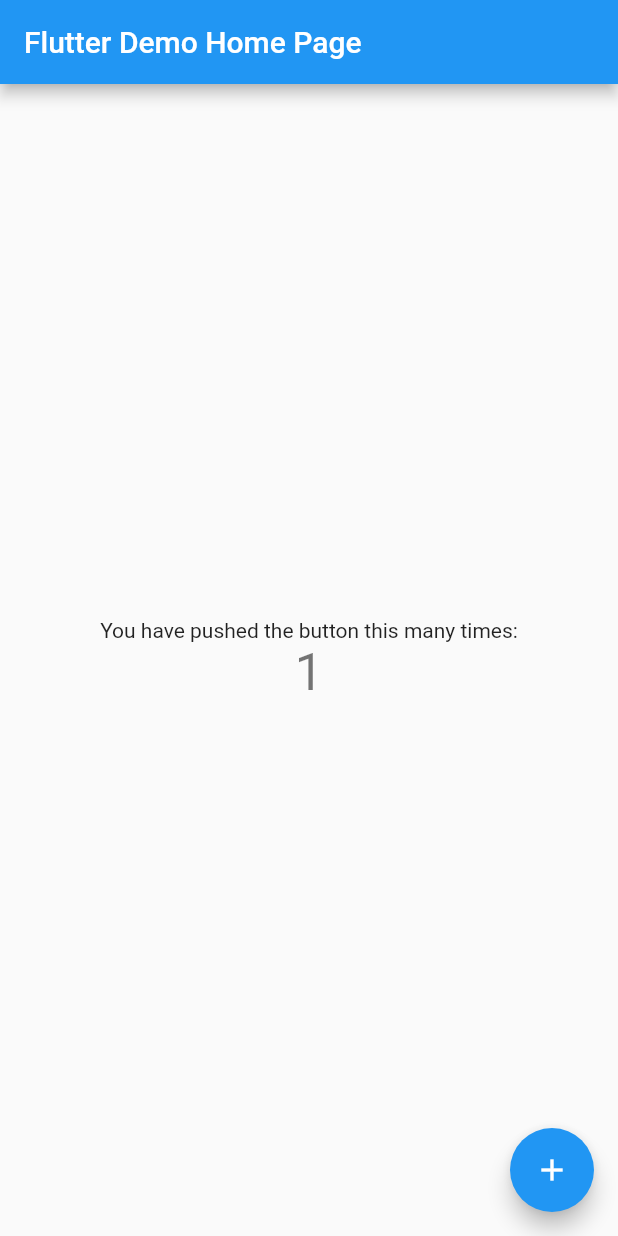
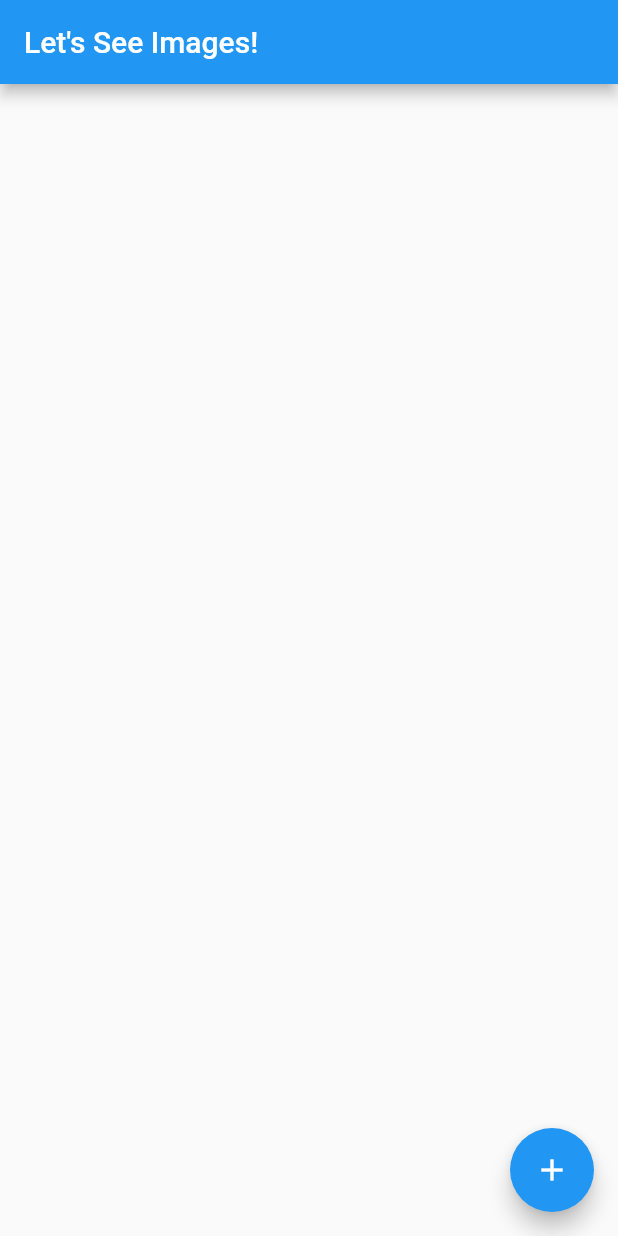
Before and after one commit to steadysamwise4/pics, a Flutter app: the screen it shows after launch, after a tap on the "add" icon, on a phone screen of 412 x 824 dp. Run offline on Flutter 3.47's test engine with Material 2 defaults, Android fonts, the phone set to English and light mode, and no system bars; missing offline and left inert: dart:ffi.

Commit message:
basic homescreen scaffold with simple appBar and floatingActionButton

```diff
--- a/lib/main.dart
+++ b/lib/main.dart
@@ -1,115 +1,21 @@
+import 'dart:ffi';
+
 import 'package:flutter/material.dart';
 
 void main() {
-  runApp(const MyApp());
-}
-
-class MyApp extends StatelessWidget {
-  const MyApp({super.key});
-
-  // This widget is the root of your application.
-  @override
-  Widget build(BuildContext context) {
-    return MaterialApp(
-      title: 'Flutter Demo',
-      theme: ThemeData(
-        // This is the theme of your application.
-        //
-        // Try running your application with "flutter run". You'll see the
-        // application has a blue toolbar. Then, without quitting the app, try
-        // changing the primarySwatch below to Colors.green and then invoke
-        // "hot reload" (press "r" in the console where you ran "flutter run",
-        // or simply save your changes to "hot reload" in a Flutter IDE).
-        // Notice that the counter didn't reset back to zero; the application
-        // is not restarted.
-        primarySwatch: Colors.blue,
-      ),
-      home: const MyHomePage(title: 'Flutter Demo Home Page'),
-    );
-  }
-}
-
-class MyHomePage extends StatefulWidget {
-  const MyHomePage({super.key, required this.title});
-
-  // This widget is the home page of your application. It is stateful, meaning
-  // that it has a State object (defined below) that contains fields that affect
-  // how it looks.
-
-  // This class is the configuration for the state. It holds the values (in this
-  // case the title) provided by the parent (in this case the App widget) and
-  // used by the build method of the State. Fields in a Widget subclass are
-  // always marked "final".
-
-  final String title;
-
-  @override
-  State<MyHomePage> createState() => _MyHomePageState();
-}
-
-class _MyHomePageState extends State<MyHomePage> {
-  int _counter = 0;
-
-  void _incrementCounter() {
-    setState(() {
-      // This call to setState tells the Flutter framework that something has
-      // changed in this State, which causes it to rerun the build method below
-      // so that the display can reflect the updated values. If we changed
-      // _counter without calling setState(), then the build method would not be
-      // called again, and so nothing would appear to happen.
-      _counter++;
-    });
-  }
-
-  @override
-  Widget build(BuildContext context) {
-    // This method is rerun every time setState is called, for instance as done
-    // by the _incrementCounter method above.
-    //
-    // The Flutter framework has been optimized to make rerunning build methods
-    // fast, so that you can just rebuild anything that needs updating rather
-    // than having to individually change instances of widgets.
-    return Scaffold(
+  var app = MaterialApp(
+    home: Scaffold(
       appBar: AppBar(
-        // Here we take the value from the MyHomePage object that was created by
-        // the App.build method, and use it to set our appbar title.
-        title: Text(widget.title),
-      ),
-      body: Center(
-        // Center is a layout widget. It takes a single child and positions it
-        // in the middle of the parent.
-        child: Column(
-          // Column is also a layout widget. It takes a list of children and
-          // arranges them vertically. By default, it sizes itself to fit its
-          // children horizontally, and tries to be as tall as its parent.
-          //
-          // Invoke "debug painting" (press "p" in the console, choose the
-          // "Toggle Debug Paint" action from the Flutter Inspector in Android
-          // Studio, or the "Toggle Debug Paint" command in Visual Studio Code)
-          // to see the wireframe for each widget.
-          //
-          // Column has various properties to control how it sizes itself and
-          // how it positions its children. Here we use mainAxisAlignment to
-          // center the children vertically; the main axis here is the vertical
-          // axis because Columns are vertical (the cross axis would be
-          // horizontal).
-          mainAxisAlignment: MainAxisAlignment.center,
-          children: <Widget>[
-            const Text(
-              'You have pushed the button this many times:',
-            ),
-            Text(
-              '$_counter',
-              style: Theme.of(context).textTheme.headline4,
-            ),
-          ],
-        ),
+        title: const Text("Let's See Images!"),
       ),
       floatingActionButton: FloatingActionButton(
-        onPressed: _incrementCounter,
-        tooltip: 'Increment',
         child: const Icon(Icons.add),
-      ), // This trailing comma makes auto-formatting nicer for build methods.
-    );
-  }
+        onPressed: () {
+          print('Hi there!');
+        },
+      ),
+    ),
+  );
+
+  runApp(app);
 }
```
Also changed, not shown: lib/src/app.dart (added, +8 -0 lines).
